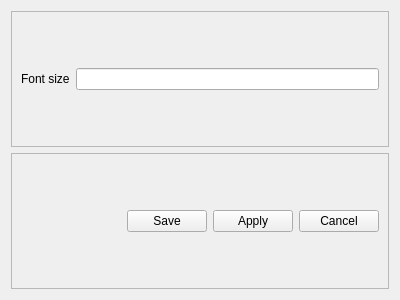
First picture: the form in UI_src/settings.ui, repository Shadasviar/Diary-course-project-from-2015-, before the edit.
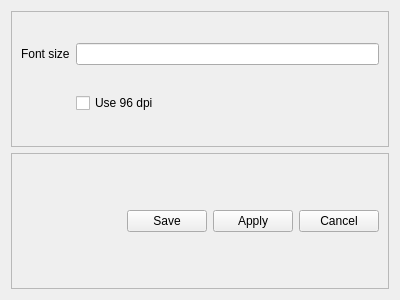
Second picture: the form after the edit.

Commit message: settings rebased to new singletone class.

The edit to the form file:
```diff
--- a/UI_src/settings.ui
+++ b/UI_src/settings.ui
@@ -33,6 +33,13 @@
         </property>
        </widget>
       </item>
+      <item row="1" column="1">
+       <widget class="QCheckBox" name="dpi96_checkbox">
+        <property name="text">
+         <string>Use 96 dpi</string>
+        </property>
+       </widget>
+      </item>
      </layout>
     </widget>
    </item>
```
The commit also changes 14 other files.
